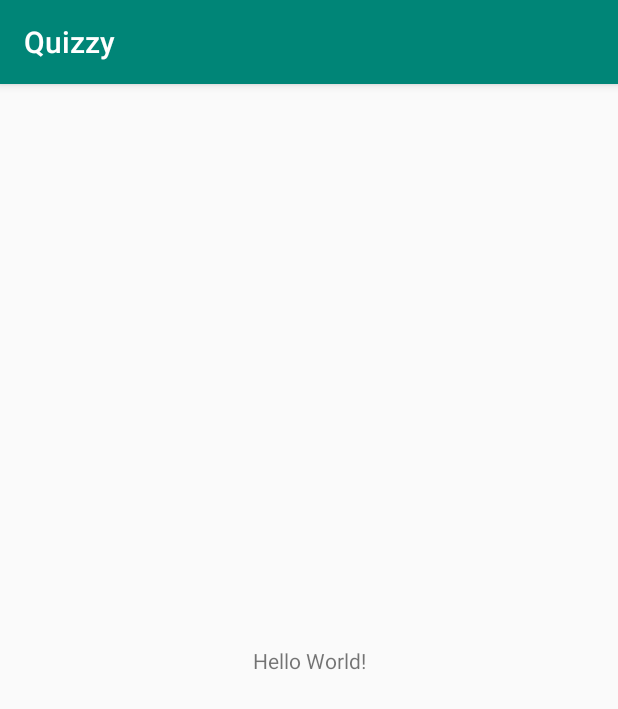
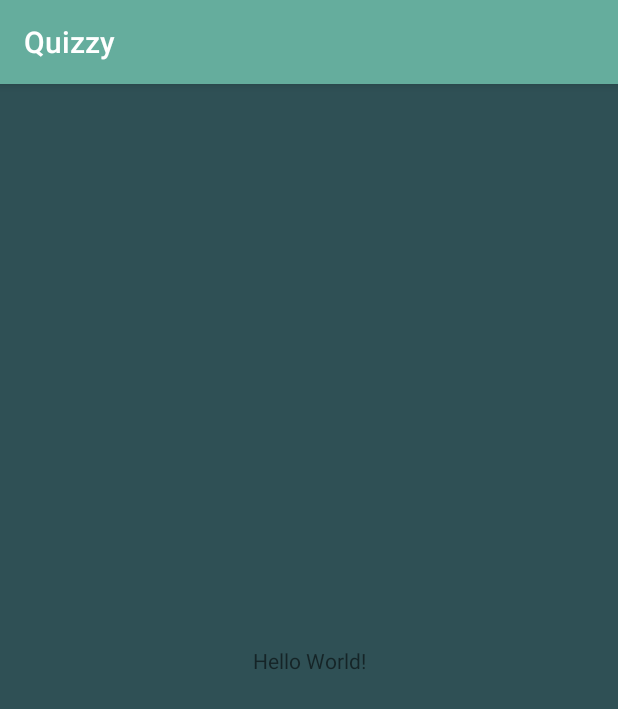
Before and after one commit to ivkeapp/Quizzy, an Android app: the screen it shows after launch (MainActivity), on a phone screen of 412 x 824 dp. Shown: the top 709 px of the screen. Run offline under Robolectric (Android 15) with nearby library versions, the phone set to English and light mode, and no system bars.

Commit message:
add color values

```diff
--- a/app/src/main/res/layout/activity_main.xml
+++ b/app/src/main/res/layout/activity_main.xml
@@ -4,7 +4,8 @@
     xmlns:tools="http://schemas.android.com/tools"
     android:layout_width="match_parent"
     android:layout_height="match_parent"
-    tools:context=".MainActivity">
+    tools:context=".MainActivity"
+    android:background="@color/colorPrimaryDark">
 
     <TextView
         android:layout_width="wrap_content"
--- a/app/src/main/res/values/colors.xml
+++ b/app/src/main/res/values/colors.xml
@@ -1,6 +1,6 @@
 <?xml version="1.0" encoding="utf-8"?>
 <resources>
-    <color name="colorPrimary">#008577</color>
-    <color name="colorPrimaryDark">#00574B</color>
-    <color name="colorAccent">#D81B60</color>
+    <color name="colorPrimary">#65AD9D</color>
+    <color name="colorPrimaryDark">#2f5055</color>
+    <color name="colorAccent">#D5615C</color>
 </resources>
```
